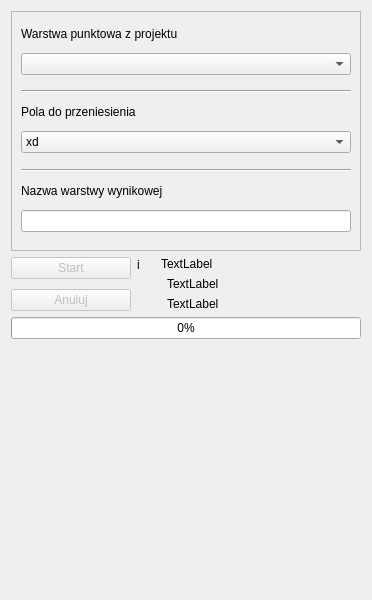
The window that wyszukiwarka-gugik-uldk/modules/point_layer_import/main_base.ui (gis-support/wyszukiwarka-gugik-uldk) describes before a commit, drawn with Qt 5.
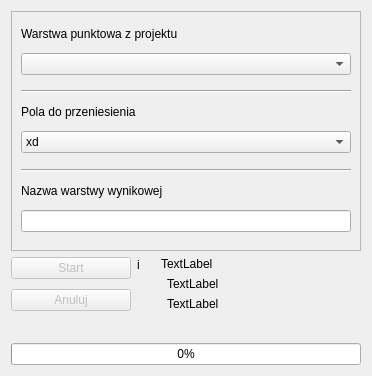
The same window after the commit. Custom widgets are drawn as their Qt base class.

Commit message: dostosowanie rozmiarów elementów ui

```diff
--- a/wyszukiwarka-gugik-uldk/modules/point_layer_import/main_base.ui
+++ b/wyszukiwarka-gugik-uldk/modules/point_layer_import/main_base.ui
@@ -7,9 +7,15 @@
     <x>0</x>
     <y>0</y>
     <width>368</width>
-    <height>600</height>
+    <height>376</height>
    </rect>
   </property>
+  <property name="sizePolicy">
+   <sizepolicy hsizetype="Preferred" vsizetype="Fixed">
+    <horstretch>0</horstretch>
+    <verstretch>0</verstretch>
+   </sizepolicy>
+  </property>
   <property name="windowTitle">
    <string>Frame</string>
   </property>
@@ -382,19 +388,6 @@
      </property>
     </widget>
    </item>
-   <item>
-    <spacer name="verticalSpacer">
-     <property name="orientation">
-      <enum>Qt::Vertical</enum>
-     </property>
-     <property name="sizeHint" stdset="0">
-      <size>
-       <width>20</width>
-       <height>40</height>
-      </size>
-     </property>
-    </spacer>
-   </item>
   </layout>
  </widget>
  <customwidgets>
```
The commit also changes 2 other files.
